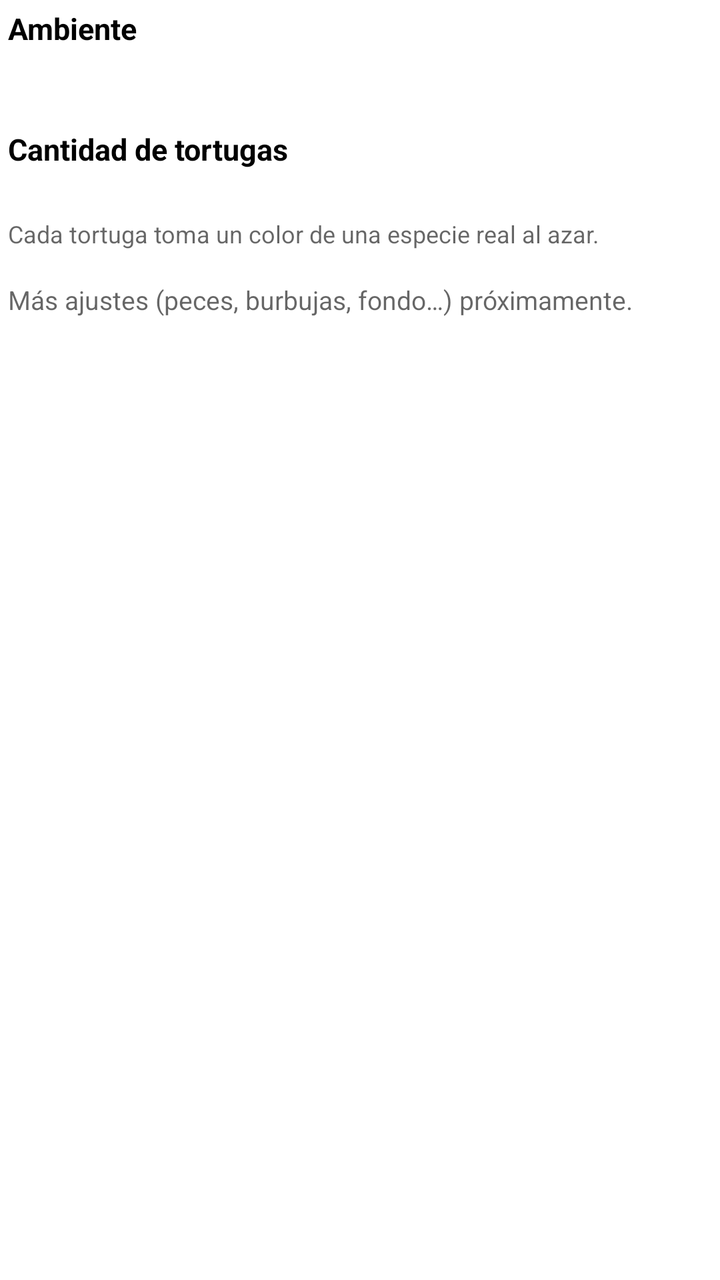
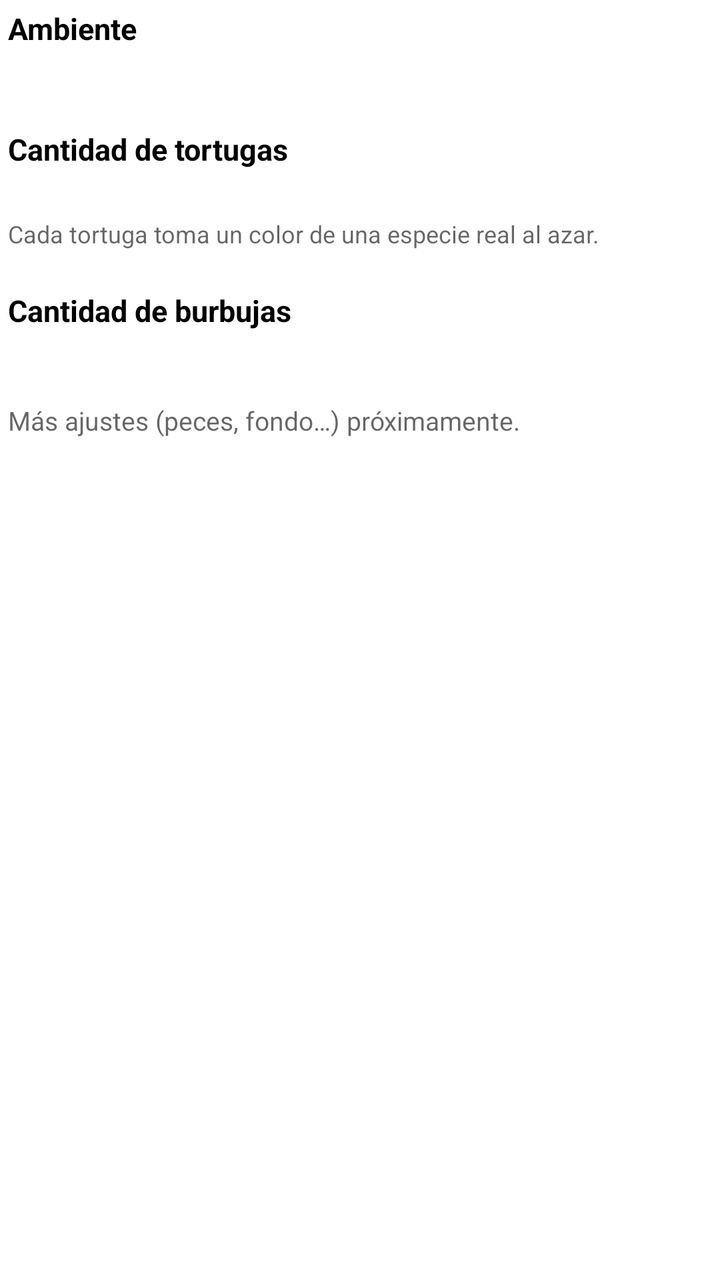

An Android layout rendered at two revisions. The XML below is the earlier revision; the diff shows what the commit changed to produce the second picture.
<!-- AndroidManifest.xml: application theme Theme.AcuarioWallpaper -->
<!-- res/layout/fragment_acuario_settings.xml -->
<?xml version="1.0" encoding="utf-8"?>
<ScrollView xmlns:android="http://schemas.android.com/apk/res/android"
    android:layout_width="match_parent"
    android:layout_height="match_parent">

    <LinearLayout
        android:layout_width="match_parent"
        android:layout_height="wrap_content"
        android:orientation="vertical"
        android:padding="4dp">

        <TextView
            android:layout_width="match_parent"
            android:layout_height="wrap_content"
            android:text="@string/settings_section_environment"
            android:textColor="?attr/colorOnSurface"
            android:textSize="15sp"
            android:textStyle="bold"
            android:layout_marginBottom="8dp" />

        <HorizontalScrollView
            android:layout_width="match_parent"
            android:layout_height="wrap_content"
            android:scrollbars="none"
            android:requiresFadingEdge="horizontal"
            android:fadingEdgeLength="24dp">

            <LinearLayout
                android:id="@+id/containerAcuarioTheme"
                android:layout_width="wrap_content"
                android:layout_height="wrap_content"
                android:orientation="horizontal"
                android:paddingBottom="8dp"
                android:paddingTop="4dp" />
        </HorizontalScrollView>

        <TextView
            android:layout_width="match_parent"
            android:layout_height="wrap_content"
            android:text="@string/settings_section_turtle_count"
            android:textColor="?attr/colorOnSurface"
            android:textSize="15sp"
            android:textStyle="bold"
            android:layout_marginTop="20dp"
            android:layout_marginBottom="8dp" />

        <HorizontalScrollView
            android:layout_width="match_parent"
            android:layout_height="wrap_content"
            android:scrollbars="none"
            android:requiresFadingEdge="horizontal"
            android:fadingEdgeLength="24dp">

            <LinearLayout
                android:id="@+id/containerTurtleCount"
                android:layout_width="wrap_content"
                android:layout_height="wrap_content"
                android:orientation="horizontal"
                android:paddingBottom="8dp"
                android:paddingTop="4dp" />
        </HorizontalScrollView>

        <TextView
            android:layout_width="match_parent"
            android:layout_height="wrap_content"
            android:text="@string/settings_turtle_color_note"
            android:textColor="?android:attr/textColorSecondary"
            android:textSize="12sp"
            android:layout_marginTop="4dp" />

        <TextView
            android:layout_width="match_parent"
            android:layout_height="wrap_content"
            android:text="@string/settings_placeholder"
            android:textColor="?android:attr/textColorSecondary"
            android:textSize="13sp"
            android:layout_marginTop="16dp" />

    </LinearLayout>
</ScrollView>
<!-- resources referenced by this layout -->
<resources>
  <string name="settings_placeholder">Más ajustes (peces, burbujas, fondo…) próximamente.</string>
  <string name="settings_section_environment">Ambiente</string>
  <string name="settings_section_turtle_count">Cantidad de tortugas</string>
  <string name="settings_turtle_color_note">Cada tortuga toma un color de una especie real al azar.</string>
  <style name="Theme.AcuarioWallpaper" parent="Theme.MaterialComponents.DayNight.DarkActionBar">
          
          <item name="colorPrimary">@color/purple_500</item>
          <item name="colorPrimaryVariant">@color/purple_700</item>
          <item name="colorOnPrimary">@color/white</item>
          
          <item name="colorSecondary">@color/teal_200</item>
          <item name="colorSecondaryVariant">@color/teal_700</item>
          <item name="colorOnSecondary">@color/black</item>
          
          <item name="android:statusBarColor">?attr/colorPrimaryVariant</item>
          
      </style>
  <color name="purple_500">#FF6200EE</color>
  <color name="purple_700">#FF3700B3</color>
  <color name="white">#FFFFFFFF</color>
  <color name="teal_200">#FF03DAC5</color>
  <color name="teal_700">#FF018786</color>
  <color name="black">#FF000000</color>
</resources>

<!-- the commit's change to res/layout/fragment_acuario_settings.xml (unified diff, before → after) -->
@@ -71,6 +71,32 @@
         <TextView
             android:layout_width="match_parent"
             android:layout_height="wrap_content"
+            android:text="@string/settings_section_bubble_count"
+            android:textColor="?attr/colorOnSurface"
+            android:textSize="15sp"
+            android:textStyle="bold"
+            android:layout_marginTop="20dp"
+            android:layout_marginBottom="8dp" />
+
+        <HorizontalScrollView
+            android:layout_width="match_parent"
+            android:layout_height="wrap_content"
+            android:scrollbars="none"
+            android:requiresFadingEdge="horizontal"
+            android:fadingEdgeLength="24dp">
+
+            <LinearLayout
+                android:id="@+id/containerBubbleCount"
+                android:layout_width="wrap_content"
+                android:layout_height="wrap_content"
+                android:orientation="horizontal"
+                android:paddingBottom="8dp"
+                android:paddingTop="4dp" />
+        </HorizontalScrollView>
+
+        <TextView
+            android:layout_width="match_parent"
+            android:layout_height="wrap_content"
             android:text="@string/settings_placeholder"
             android:textColor="?android:attr/textColorSecondary"
             android:textSize="13sp"
<!-- resource entries referenced after the edit -->
@@ -1,6 +1,7 @@
 <!-- resources referenced by this layout -->
 <resources>
-  <string name="settings_placeholder">Más ajustes (peces, burbujas, fondo…) próximamente.</string>
+  <string name="settings_placeholder">Más ajustes (peces, fondo…) próximamente.</string>
+  <string name="settings_section_bubble_count">Cantidad de burbujas</string>
   <string name="settings_section_environment">Ambiente</string>
   <string name="settings_section_turtle_count">Cantidad de tortugas</string>
   <string name="settings_turtle_color_note">Cada tortuga toma un color de una especie real al azar.</string>
